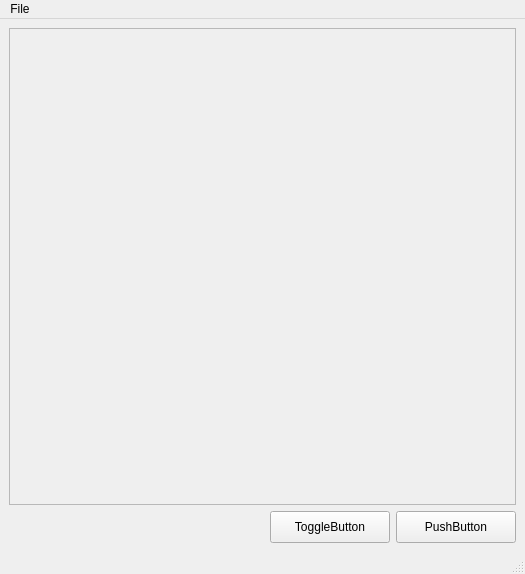
Before: the Qt Designer form mpl_qt/ui/main.ui in michaelhaberler/mpl_qt, drawn with Qt 5.
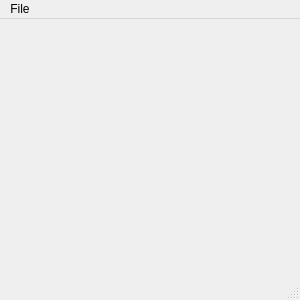
After: the same form once the commit is applied.

Commit message: Reworked the app and ui.

```diff
--- a/mpl_qt/ui/main.ui
+++ b/mpl_qt/ui/main.ui
@@ -6,103 +6,22 @@
    <rect>
     <x>0</x>
     <y>0</y>
-    <width>525</width>
-    <height>574</height>
+    <width>300</width>
+    <height>300</height>
    </rect>
   </property>
   <property name="windowTitle">
    <string>mpl qt main</string>
   </property>
   <widget class="QWidget" name="centralwidget">
-   <layout class="QGridLayout" name="gridLayout_2">
-    <item row="2" column="0">
-     <spacer name="horizontalSpacer">
-      <property name="orientation">
-       <enum>Qt::Horizontal</enum>
-      </property>
-      <property name="sizeHint" stdset="0">
-       <size>
-        <width>246</width>
-        <height>20</height>
-       </size>
-      </property>
-     </spacer>
-    </item>
-    <item row="2" column="1">
-     <layout class="QGridLayout" name="gridLayout">
-      <item row="0" column="1">
-       <widget class="QPushButton" name="pushButton">
-        <property name="minimumSize">
-         <size>
-          <width>120</width>
-          <height>32</height>
-         </size>
-        </property>
-        <property name="text">
-         <string>PushButton</string>
-        </property>
-        <property name="checkable">
-         <bool>false</bool>
-        </property>
-       </widget>
-      </item>
-      <item row="0" column="0">
-       <widget class="QPushButton" name="toggleButton">
-        <property name="enabled">
-         <bool>true</bool>
-        </property>
-        <property name="minimumSize">
-         <size>
-          <width>120</width>
-          <height>32</height>
-         </size>
-        </property>
-        <property name="acceptDrops">
-         <bool>false</bool>
-        </property>
-        <property name="text">
-         <string>ToggleButton</string>
-        </property>
-        <property name="checkable">
-         <bool>true</bool>
-        </property>
-        <property name="checked">
-         <bool>false</bool>
-        </property>
-        <property name="autoDefault">
-         <bool>false</bool>
-        </property>
-        <property name="default">
-         <bool>false</bool>
-        </property>
-        <property name="flat">
-         <bool>false</bool>
-        </property>
-       </widget>
-      </item>
-     </layout>
-    </item>
-    <item row="0" column="0" rowspan="2" colspan="2">
-     <widget class="QFrame" name="mplFrame">
-      <property name="frameShape">
-       <enum>QFrame::StyledPanel</enum>
-      </property>
-      <property name="frameShadow">
-       <enum>QFrame::Raised</enum>
-      </property>
-     </widget>
-    </item>
-   </layout>
-   <zorder>horizontalSpacer</zorder>
-   <zorder>mplFrame</zorder>
-   <zorder></zorder>
+   <layout class="QGridLayout" name="gridLayout_2"/>
   </widget>
   <widget class="QMenuBar" name="menubar">
    <property name="geometry">
     <rect>
      <x>0</x>
      <y>0</y>
-     <width>525</width>
+     <width>300</width>
      <height>22</height>
     </rect>
    </property>
```
The commit also changes 5 other files.
